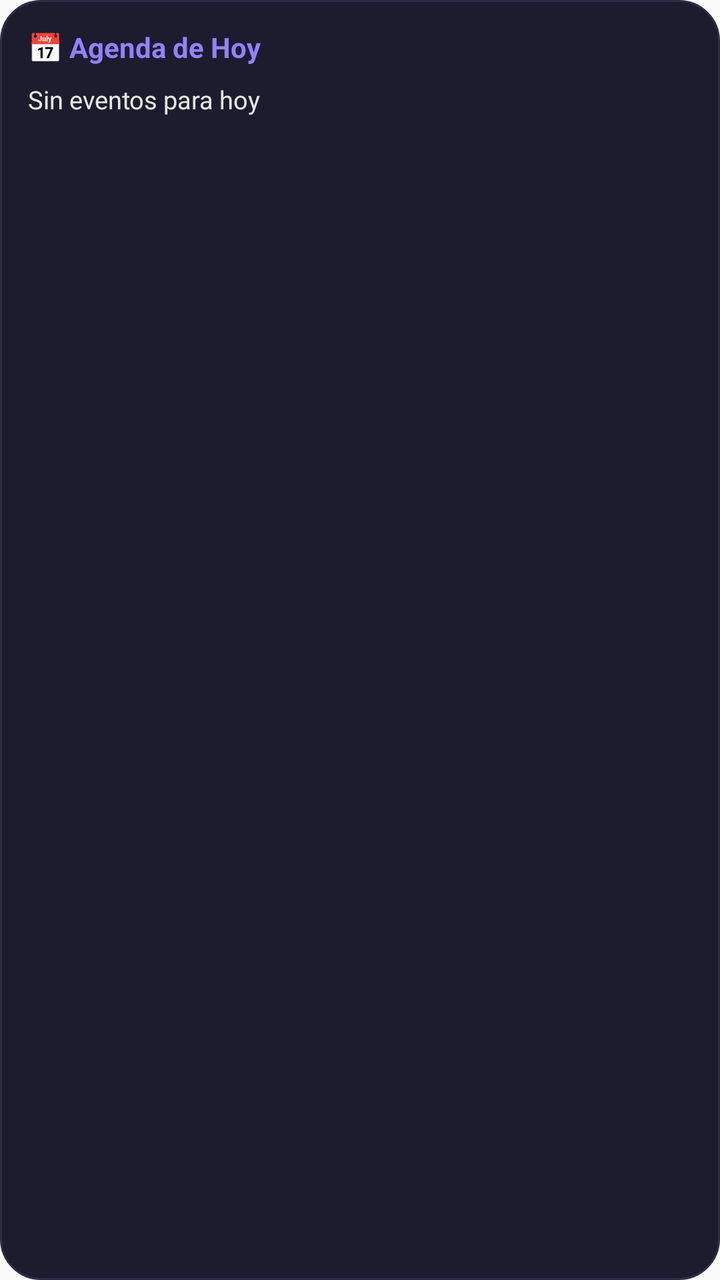
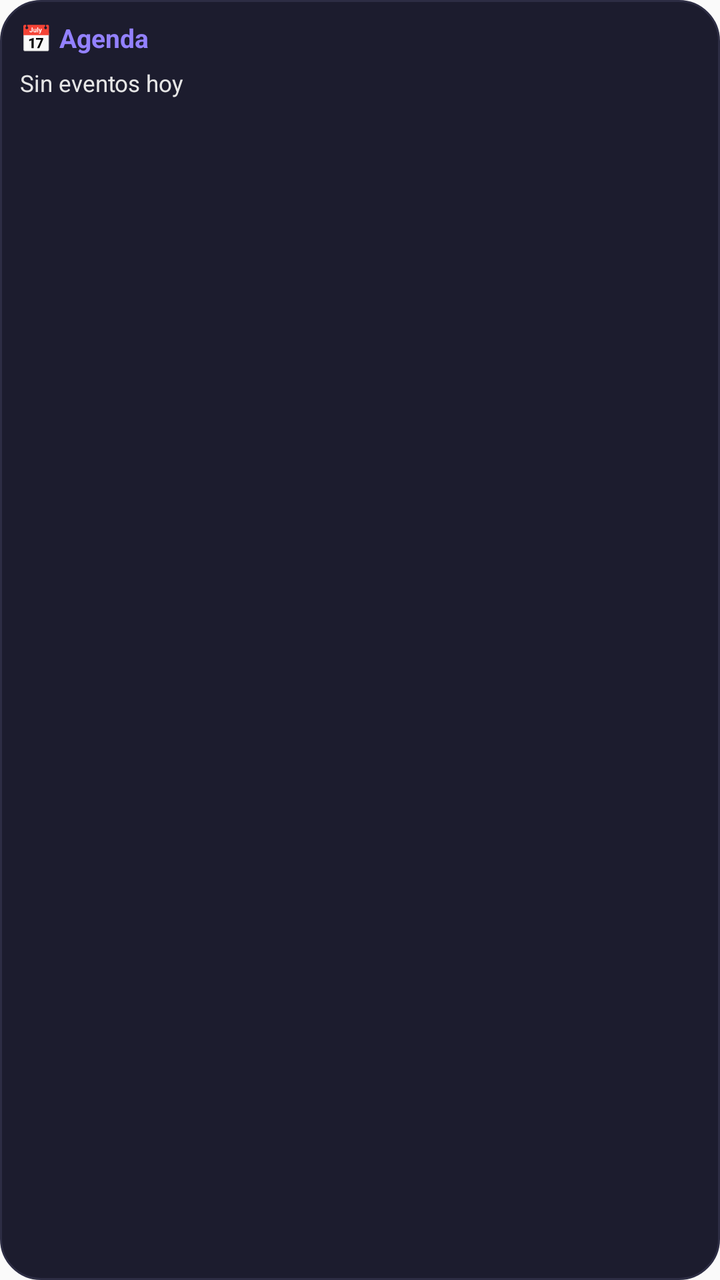

The first picture is an Android layout as it rendered before a commit; the second is the same layout after the commit. The layout source and the unified diff follow.
<!-- AndroidManifest.xml: application theme AppTheme -->
<!-- res/layout/widget_agenda.xml -->
<?xml version="1.0" encoding="utf-8"?>
<LinearLayout xmlns:android="http://schemas.android.com/apk/res/android"
    android:id="@+id/widget_root"
    android:layout_width="match_parent"
    android:layout_height="match_parent"
    android:background="@drawable/widget_bg"
    android:orientation="vertical"
    android:padding="14dp">

    <LinearLayout
        android:layout_width="match_parent"
        android:layout_height="wrap_content"
        android:gravity="center_vertical"
        android:orientation="horizontal">

        <TextView
            android:layout_width="0dp"
            android:layout_height="wrap_content"
            android:layout_weight="1"
            android:text="📅 Agenda de Hoy"
            android:textColor="#9381FF"
            android:textSize="14sp"
            android:textStyle="bold" />

        <TextView
            android:id="@+id/agenda_date_label"
            android:layout_width="wrap_content"
            android:layout_height="wrap_content"
            android:textColor="#A0A0B0"
            android:textSize="11sp" />
    </LinearLayout>

    <TextView
        android:id="@+id/agenda_events_text"
        android:layout_width="match_parent"
        android:layout_height="wrap_content"
        android:layout_marginTop="8dp"
        android:lineSpacingExtra="5dp"
        android:text="Sin eventos para hoy"
        android:textColor="#E6E6E6"
        android:textSize="12.5sp" />

</LinearLayout>
<!-- resources referenced by this layout -->
<resources>
  <!-- drawable widget_bg (drawable) -->
  <?xml version="1.0" encoding="utf-8"?>
  <shape xmlns:android="http://schemas.android.com/apk/res/android"
      android:shape="rectangle">
      <solid android:color="#1C1C2E" />
      <corners android:radius="20dp" />
      <stroke
          android:width="1dp"
          android:color="#2D2D44" />
  </shape>
  <style name="AppTheme" parent="Theme.AppCompat.Light.DarkActionBar">
          
          <item name="colorPrimary">@color/colorPrimary</item>
          <item name="colorPrimaryDark">@color/colorPrimaryDark</item>
          <item name="colorAccent">@color/colorAccent</item>
      </style>
</resources>

<!-- the commit's change to res/layout/widget_agenda.xml (unified diff, before → after) -->
@@ -5,7 +5,7 @@
     android:layout_height="match_parent"
     android:background="@drawable/widget_bg"
     android:orientation="vertical"
-    android:padding="14dp">
+    android:padding="10dp">
 
     <LinearLayout
         android:layout_width="match_parent"
@@ -17,9 +17,11 @@
             android:layout_width="0dp"
             android:layout_height="wrap_content"
             android:layout_weight="1"
-            android:text="📅 Agenda de Hoy"
+            android:ellipsize="end"
+            android:maxLines="1"
+            android:text="📅 Agenda"
             android:textColor="#9381FF"
-            android:textSize="14sp"
+            android:textSize="13sp"
             android:textStyle="bold" />
 
         <TextView
@@ -27,17 +29,19 @@
             android:layout_width="wrap_content"
             android:layout_height="wrap_content"
             android:textColor="#A0A0B0"
-            android:textSize="11sp" />
+            android:textSize="10sp" />
     </LinearLayout>
 
     <TextView
         android:id="@+id/agenda_events_text"
         android:layout_width="match_parent"
         android:layout_height="wrap_content"
-        android:layout_marginTop="8dp"
-        android:lineSpacingExtra="5dp"
-        android:text="Sin eventos para hoy"
+        android:layout_marginTop="6dp"
+        android:ellipsize="end"
+        android:lineSpacingExtra="3dp"
+        android:maxLines="5"
+        android:text="Sin eventos hoy"
         android:textColor="#E6E6E6"
-        android:textSize="12.5sp" />
+        android:textSize="11.5sp" />
 
 </LinearLayout>
